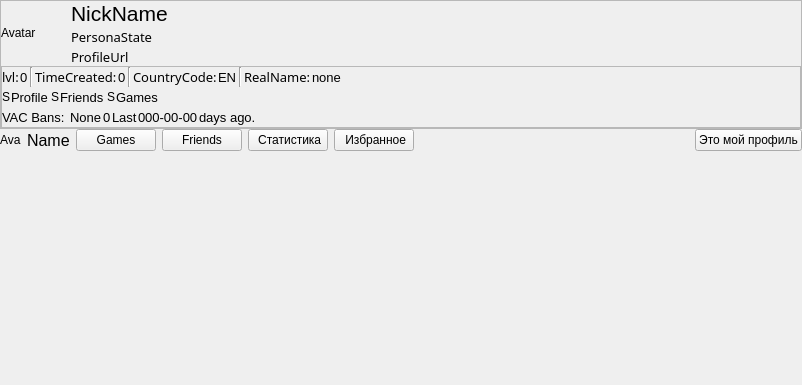
Before: the Qt Designer form AraSteamManager/subform/formprofile.ui in Arankir/AraSteamManager, drawn with Qt 5.
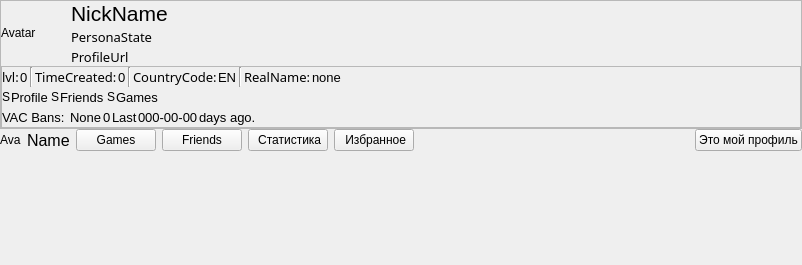
After: the same form once the commit is applied.

Diff of the .ui file:
```diff
--- a/AraSteamManager/subform/formprofile.ui
+++ b/AraSteamManager/subform/formprofile.ui
@@ -7,7 +7,7 @@
     <x>0</x>
     <y>0</y>
     <width>802</width>
-    <height>385</height>
+    <height>265</height>
    </rect>
   </property>
   <property name="windowTitle">
```
